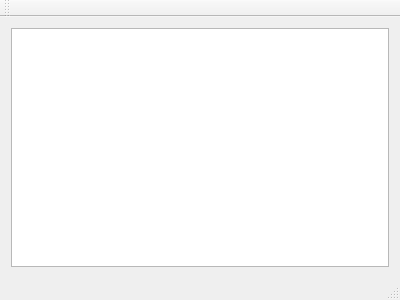
First picture: the form in App/GraphFramework/NodeEditTest/nodeeditmainwindow.ui, repository tiangaomingjing/ServoDriveTech, before the edit.
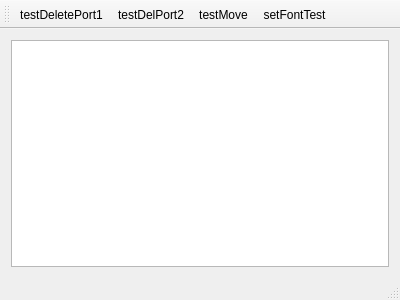
Second picture: the form after the edit.

Diff of the .ui file:
```diff
--- a/App/GraphFramework/NodeEditTest/nodeeditmainwindow.ui
+++ b/App/GraphFramework/NodeEditTest/nodeeditmainwindow.ui
@@ -37,8 +37,32 @@
    <attribute name="toolBarBreak">
     <bool>false</bool>
    </attribute>
+   <addaction name="actionTest"/>
+   <addaction name="actionTestDelPort2"/>
+   <addaction name="actionTestMove"/>
+   <addaction name="actionSetFontTest"/>
   </widget>
   <widget class="QStatusBar" name="statusBar"/>
+  <action name="actionTest">
+   <property name="text">
+    <string>testDeletePort1</string>
+   </property>
+  </action>
+  <action name="actionTestMove">
+   <property name="text">
+    <string>testMove</string>
+   </property>
+  </action>
+  <action name="actionSetFontTest">
+   <property name="text">
+    <string>setFontTest</string>
+   </property>
+  </action>
+  <action name="actionTestDelPort2">
+   <property name="text">
+    <string>testDelPort2</string>
+   </property>
+  </action>
  </widget>
  <layoutdefault spacing="6" margin="11"/>
  <resources/>
```
